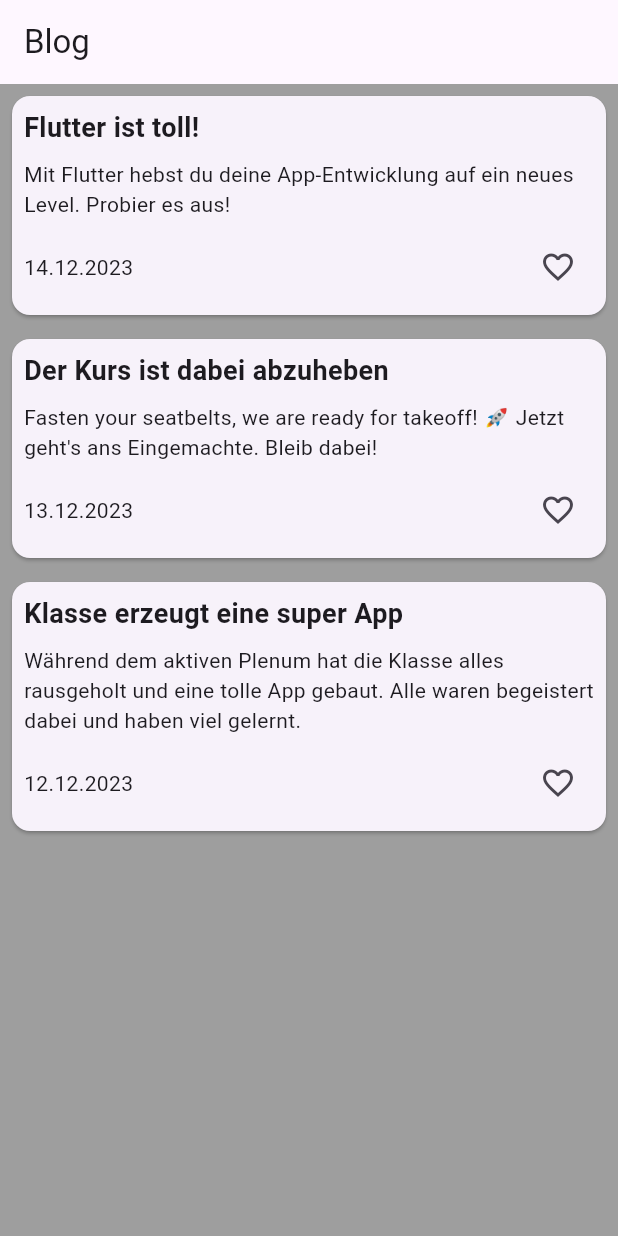
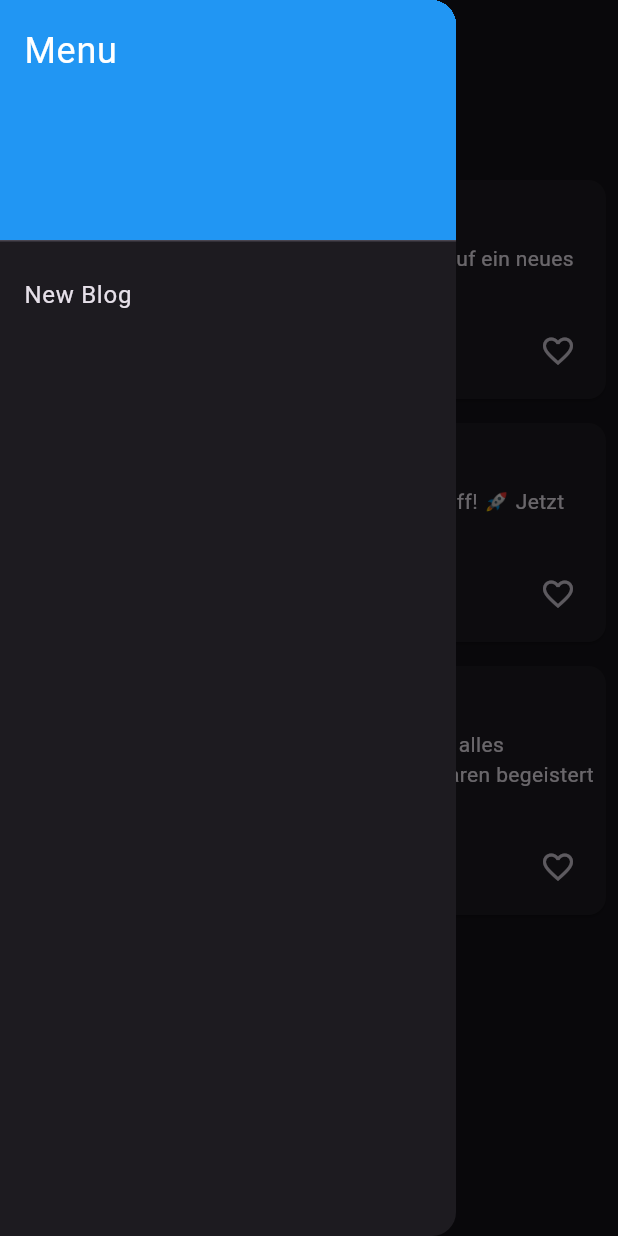
Before and after one commit to Leoislami/flutter-blog-app, a Flutter app: the screen it shows after launch, with the side drawer open (before the commit the screen has no drawer), on a phone screen of 412 x 824 dp. Run offline on Flutter 3.47's test engine with Material 3 defaults, Android fonts, the phone set to English and light mode, and no system bars.

Commit message:
fix: routing set

```diff
--- a/lib/main.dart
+++ b/lib/main.dart
@@ -1,5 +1,5 @@
 import 'package:flutter/material.dart';
-import 'package:flutter_blog_app/screens/home.dart';
+import 'package:flutter_blog_app/screens/main_screen.dart';
 
 void main() {
   runApp(const MainApp());
@@ -10,11 +10,12 @@
 
   @override
   Widget build(BuildContext context) {
+    // Definiert die globale Theme-Konfiguration der App.
     return MaterialApp(
-      theme: ThemeData(
-          primarySwatch: Colors.blueGrey, scaffoldBackgroundColor: Colors.grey),
-      // darkTheme: ThemeData.dark(),
-      home: const Home(),
+      title: 'Flutter Blog App', // Der Titel der App.
+      theme: ThemeData
+          .dark(), // Aktiviert den Dark Mode mit einem vordefinierten Dark Theme.
+      home: const MainScreen(), // Setzt MainScreen als Startseite der App.
     );
   }
 }
--- a/lib/models/blog.dart
+++ b/lib/models/blog.dart
@@ -1,14 +1,23 @@
+// Definiert die Datenstruktur für einen Blog-Beitrag.
 class Blog {
+  // Titel des Blog-Beitrags.
   String title;
 
+  // Inhalt des Blog-Beitrags.
   String content;
 
+  // Das Datum, an dem der Blog-Beitrag veröffentlicht wurde.
   DateTime publishedAt;
 
-  // Konstruktor
+  // Konstruktor, der es erfordert, dass alle Eigenschaften bei der Erstellung eines Blog-Objekts bereitgestellt werden müssen.
   Blog({
     required this.title,
     required this.content,
     required this.publishedAt,
   });
+
+  // Getter, um das Veröffentlichungsdatum als String im Format "Tag.Monat.Jahr" zu erhalten.
+  // Beispiel: "14.12.2023"
+  String get publishedDateString =>
+      "${publishedAt.day}.${publishedAt.month}.${publishedAt.year}";
 }
--- /dev/null
+++ b/lib/screens/blog/blog_detail_page.dart
@@ -0,0 +1,38 @@
+import 'package:flutter/material.dart';
+import 'package:flutter_blog_app/models/blog.dart';
+
+// Definiert die Detailseite für einen Blog-Beitrag.
+class BlogDetailPage extends StatelessWidget {
+  final Blog blog;
+  const BlogDetailPage({required this.blog, super.key});
+
+  @override
+  Widget build(BuildContext context) {
+    // Ein Scaffold, das die Grundstruktur der Seite bereitstellt.
+    return Scaffold(
+      appBar: AppBar(
+        title: Text(blog.title), // Zeigt den Titel des Blogs in der AppBar.
+      ),
+      body: Padding(
+        padding: const EdgeInsets.all(16.0), // Innerer Abstand für den Body.
+        child: Column(
+          crossAxisAlignment:
+              CrossAxisAlignment.start, // Inhalte linksbündig ausrichten.
+          children: <Widget>[
+            Text(blog.title,
+                style: Theme.of(context).textTheme.headlineSmall), // Blogtitel.
+            const SizedBox(height: 8.0), // Abstandshalter.
+            Text(blog.content), // Der Inhalt des Blogs.
+            const SizedBox(height: 8.0), // Weitere Abstandshalter.
+            Text(
+                blog
+                    .publishedDateString, // Veröffentlichungsdatum als formatierter String.
+                style: Theme.of(context)
+                    .textTheme
+                    .bodySmall), // Kleinerer Textstil.
+          ],
+        ),
+      ),
+    );
+  }
+}
--- a/lib/screens/home.dart
+++ /dev/null
@@ -1,111 +0,0 @@
-import 'package:flutter/material.dart';
-import 'package:flutter_blog_app/models/blog.dart';
-import 'package:flutter_blog_app/services/blog_repository.dart';
-
-class Home extends StatefulWidget {
-  const Home({super.key});
-
-  @override
-  State<Home> createState() => _HomeState();
-}
-
-class _HomeState extends State<Home> {
-  final BlogRepository _blogRepository = BlogRepository();
-
-  List<Blog>? blogs;
-
-  @override
-  void initState() {
-    super.initState();
-
-    // Blog-Einträge asynchron abrufen
-    _blogRepository.getBlogPosts().then((blogPosts) {
-      setState(() {
-        blogs = blogPosts;
-      });
-    });
-  }
-
-  @override
-  Widget build(BuildContext context) {
-    if (blogs == null) {
-      return const Center(
-        child: CircularProgressIndicator(),
-      );
-    }
-
-    if (blogs!.isEmpty) {
-      return const Center(
-        child: Text('No blogs yet.'),
-      );
-    }
-    return Scaffold(
-      appBar: AppBar(
-        title: const Text("Blog"),
-      ),
-      body: ListView.builder(
-        itemCount: blogs!.length,
-        itemBuilder: (context, index) {
-          var blog = blogs![index];
-          return Padding(
-            padding: const EdgeInsets.all(4.0),
-            child: BlogWidget(blog: blog),
-          );
-        },
-      ),
-    );
-  }
-}
-
-class BlogWidget extends StatelessWidget {
-  const BlogWidget({super.key, required this.blog});
-
-  final Blog blog;
-
-  @override
-  Widget build(BuildContext context) {
-    return MouseRegion(
-      cursor: SystemMouseCursors.click,
-      child: GestureDetector(
-        onTap: () {
-          // TODO: Navigate to Blog Detail Page
-        },
-        child: Card(
-          child: Padding(
-            padding: const EdgeInsets.all(8.0),
-            child: Column(
-              crossAxisAlignment: CrossAxisAlignment.start,
-              children: [
-                Text(
-                  blog.title,
-                  style: const TextStyle(
-                    fontWeight: FontWeight.bold,
-                    fontSize: 18,
-                  ),
-                ),
-                const SizedBox(height: 8.0),
-                Text(blog.content),
-                const SizedBox(height: 8.0),
-                Row(
-                  mainAxisAlignment: MainAxisAlignment.spaceBetween,
-                  children: [
-                    Text(
-                        "${blog.publishedAt.day}.${blog.publishedAt.month}.${blog.publishedAt.year}"),
-                    IconButton(
-                      icon: const Icon(
-                        Icons.favorite_border,
-                      ),
-                      onPressed: () {
-                        // TODO: Like Blog
-                      },
-                    ),
-                  ],
-                ),
-              ],
-            ),
-          ),
-        ),
-      ),
-    );
-  }
-}
--- /dev/null
+++ b/lib/screens/home_page.dart
@@ -0,0 +1,120 @@
+import 'package:flutter/material.dart';
+import 'package:flutter_blog_app/models/blog.dart';
+import 'package:flutter_blog_app/screens/blog/blog_detail_page.dart';
+import 'package:flutter_blog_app/services/blog_repository.dart';
+
+// Definiert die Startseite der App mit einer Liste von Blog-Beiträgen.
+class HomePage extends StatefulWidget {
+  const HomePage({super.key});
+
+  @override
+  State<HomePage> createState() => _HomePageState();
+}
+
+class _HomePageState extends State<HomePage> {
+  final BlogRepository _blogRepository =
+      BlogRepository(); // Instanz des BlogRepository.
+  List<Blog>? blogs; // Liste, die Blog-Beiträge enthält.
+
+  @override
+  void initState() {
+    super.initState();
+    // Blog-Einträge asynchron abrufen und den State aktualisieren, wenn sie geladen sind.
+    _blogRepository.getBlogPosts().then((blogPosts) {
+      if (!mounted) return; // Überprüft, ob das Widget noch im Widget-Baum ist.
+      setState(() {
+        blogs = blogPosts; // Aktualisiert die Liste der Blog-Beiträge.
+      });
+    });
+  }
+
+  @override
+  Widget build(BuildContext context) {
+    // Anzeige eines Ladeindikators, wenn die Blogs noch nicht geladen wurden.
+    if (blogs == null) {
+      return const Center(child: CircularProgressIndicator());
+    }
+
+    // Anzeige einer Nachricht, wenn keine Blogs vorhanden sind.
+    if (blogs!.isEmpty) {
+      return const Center(child: Text('No blogs yet.'));
+    }
+
+    // Verwendet ein Scaffold-Widget als Basislayout.
+    return Scaffold(
+      appBar: AppBar(title: const Text("Blog")), // AppBar mit dem Titel "Blog".
+      body: ListView.builder(
+        itemCount: blogs!.length, // Anzahl der Blog-Beiträge.
+        itemBuilder: (context, index) {
+          var blog = blogs![index];
+          // Erstellt eine Karte für jeden Blog-Beitrag.
+          return Padding(
+            padding: const EdgeInsets.all(4.0),
+            child: BlogWidget(blog: blog), // BlogWidget definiert unten.
+          );
+        },
+      ),
+    );
+  }
+}
+
+// Definiert die Darstellung eines einzelnen Blog-Beitrags.
+class BlogWidget extends StatelessWidget {
+  const BlogWidget({super.key, required this.blog});
+
+  final Blog blog;
+
+  @override
+  Widget build(BuildContext context) {
+    // Verwendet MouseRegion, um den Mauszeiger zu ändern, wenn man über das Widget fährt.
+    return MouseRegion(
+      cursor: SystemMouseCursors.click,
+      child: GestureDetector(
+        onTap: () {
+          // Navigiert zur Detailseite des Blogs, wenn auf das Widget getippt wird.
+          Navigator.of(context).push(MaterialPageRoute(
+            builder: (context) => BlogDetailPage(blog: blog),
+          ));
+        },
+        child: Card(
+          child: Padding(
+            padding: const EdgeInsets.all(8.0),
+            child: Column(
+              crossAxisAlignment: CrossAxisAlignment.start,
+              children: [
+                Text(
+                  blog.title, // Der Titel des Blogs.
+                  style: const TextStyle(
+                    fontWeight: FontWeight.bold,
+                    fontSize: 18,
+                  ),
+                ),
+                const SizedBox(height: 8.0), // Abstandshalter.
+                Text(blog.content), // Der Inhalt des Blogs.
+                const SizedBox(height: 8.0), // Weitere Abstandshalter.
+                Row(
+                  mainAxisAlignment: MainAxisAlignment.spaceBetween,
+                  children: [
+                    Text(
+                      blog.publishedDateString, // Das Veröffentlichungsdatum des Blogs.
+                      style: Theme.of(context).textTheme.bodyMedium!.copyWith(
+                            fontStyle: FontStyle.italic,
+                          ),
+                    ),
+                    IconButton(
+                      icon: const Icon(
+                          Icons.favorite_border), // Icon für Like-Button.
+                      onPressed: () {
+                        // TODO: Logik zum Liken des Blogs einfügen.
+                      },
+                    ),
+                  ],
+                ),
+              ],
+            ),
+          ),
+        ),
+      ),
+    );
+  }
+}
--- /dev/null
+++ b/lib/screens/main_screen.dart
@@ -0,0 +1,51 @@
+import 'package:flutter/material.dart';
+import 'package:flutter_blog_app/screens/blog/blog_new_page.dart';
+import 'package:flutter_blog_app/screens/home_page.dart';
+
+class MainScreen extends StatefulWidget {
+  const MainScreen({super.key});
+
+  @override
+  State<MainScreen> createState() => _MainScreenState();
+}
+
+class _MainScreenState extends State<MainScreen> {
+  @override
+  Widget build(BuildContext context) {
+    // Verwendet Scaffold als Basis-Layout-Widget.
+    return Scaffold(
+      appBar: AppBar(
+        title: const Text('Main Screen'), // Titel der AppBar.
+      ),
+      // Der Drawer bietet ein Menü für die Navigation.
+      drawer: Drawer(
+        // ListView wird für die Menüelemente verwendet.
+        child: ListView(
+          padding: EdgeInsets.zero,
+          children: <Widget>[
+            const DrawerHeader(
+              decoration: BoxDecoration(
+                color: Colors.blue, // Farbe des Headers im Drawer.
+              ),
+              child: Text('Menu',
+                  style: TextStyle(color: Colors.white, fontSize: 24)),
+            ),
+            // ListTile für jedes Menüelement.
+            ListTile(
+              title: const Text('New Blog'),
+              onTap: () {
+                // Schliesst den Drawer beim Tippen und navigiert zur New Blog-Seite.
+                Navigator.pop(context);
+                Navigator.of(context).push(MaterialPageRoute(
+                  builder: (context) => const BlogNewPage(),
+                ));
+              },
+            ),
+            // Einfügen weitere Menüpunkte hinzu, wenn nötig.
+          ],
+        ),
+      ),
+      body: const HomePage(), // Hauptinhalt der Seite.
+    );
+  }
+}
```
Also changed, not shown: lib/screens/blog/blog_new_page.dart (added, +107 -0 lines).
